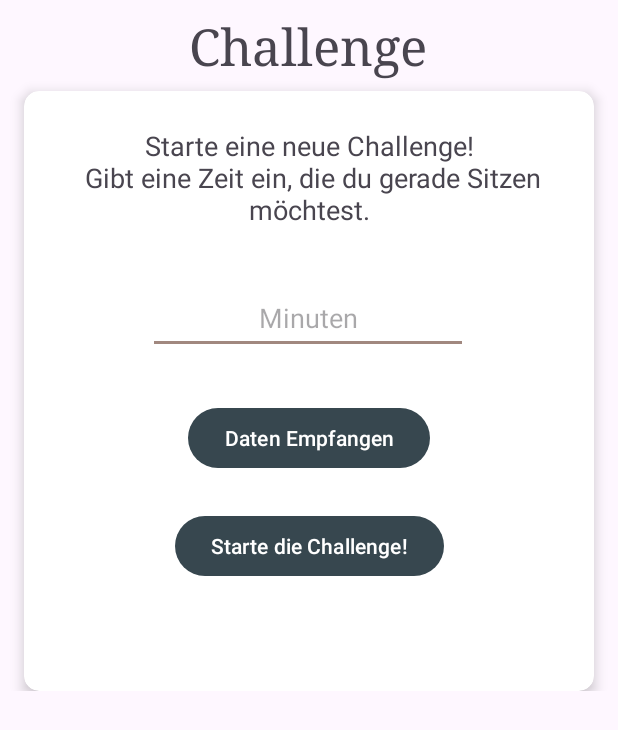
After one commit to AnnemarieKayser/MoveUpAppCode, an Android app: the layout fragment_exercise.xml on its own in the app's theme, with its tools: preview values and no code run, on a phone screen of 412 x 824 dp. The commit adds this screen. Shown: the top 730 px of the screen. Run offline under Robolectric (Android 15) with nearby library versions, the phone set to English and light mode, and no system bars.

Commit message:
Daten werden an neuem Tag aus Datenbank erst gelesen wenn bereits daten geschrieben wurden; Initialisierung ExerciseFragment + Challenges

```diff
--- /dev/null
+++ b/app/src/main/res/layout/fragment_exercise.xml
@@ -0,0 +1,100 @@
+<?xml version="1.0" encoding="utf-8"?>
+<ScrollView xmlns:android="http://schemas.android.com/apk/res/android"
+    xmlns:app="http://schemas.android.com/apk/res-auto"
+    xmlns:tools="http://schemas.android.com/tools"
+    android:layout_width="match_parent"
+    android:layout_height="match_parent"
+    tools:context=".ExerciseFragment">
+
+    <androidx.constraintlayout.widget.ConstraintLayout
+
+        android:layout_width="match_parent"
+        android:layout_height="wrap_content">
+
+    <androidx.cardview.widget.CardView
+        android:id="@+id/cardView"
+        android:layout_width="match_parent"
+        android:layout_height="400dp"
+        android:layout_marginStart="16dp"
+        android:layout_marginTop="8dp"
+        android:layout_marginEnd="16dp"
+        app:cardCornerRadius="10dp"
+        app:cardElevation="5dp"
+        app:layout_constraintEnd_toEndOf="parent"
+        app:layout_constraintHorizontal_bias="0.5"
+        app:layout_constraintStart_toStartOf="parent"
+        app:layout_constraintTop_toBottomOf="@+id/textViewChallenge">
+
+        <androidx.constraintlayout.widget.ConstraintLayout
+            android:layout_width="match_parent"
+            android:layout_height="match_parent">
+
+            <TextView
+                android:id="@+id/textViewStartChallenge"
+                android:layout_width="wrap_content"
+                android:layout_height="wrap_content"
+                android:layout_marginTop="24dp"
+                android:text="@string/tv_challenge"
+                android:textAlignment="center"
+                android:textSize="18sp"
+                app:layout_constraintEnd_toEndOf="parent"
+                app:layout_constraintHorizontal_bias="0.496"
+                app:layout_constraintStart_toStartOf="parent"
+                app:layout_constraintTop_toTopOf="parent" />
+
+            <Button
+                android:id="@+id/buttonStartChallenge"
+                android:layout_width="wrap_content"
+                android:layout_height="wrap_content"
+                android:layout_marginTop="24dp"
+                android:text="@string/btn_start_challenge"
+                app:layout_constraintEnd_toEndOf="parent"
+                app:layout_constraintStart_toStartOf="parent"
+                app:layout_constraintTop_toBottomOf="@+id/buttonGetData" />
+
+            <EditText
+                android:id="@+id/editTextChallengeTime"
+                android:layout_width="wrap_content"
+                android:layout_height="wrap_content"
+                android:layout_marginTop="36dp"
+                android:ems="10"
+                android:hint="@string/tv_hint_challenge"
+                android:inputType="number"
+                android:minHeight="48dp"
+                android:textAlignment="center"
+                app:layout_constraintEnd_toEndOf="parent"
+                app:layout_constraintHorizontal_bias="0.497"
+                app:layout_constraintStart_toStartOf="parent"
+                app:layout_constraintTop_toBottomOf="@+id/textViewStartChallenge" />
+
+            <Button
+                android:id="@+id/buttonGetData"
+                android:layout_width="wrap_content"
+                android:layout_height="wrap_content"
+                android:layout_marginTop="32dp"
+                android:text="@string/btn_get_data"
+                app:layout_constraintEnd_toEndOf="parent"
+                app:layout_constraintHorizontal_bias="0.5"
+                app:layout_constraintStart_toStartOf="parent"
+                app:layout_constraintTop_toBottomOf="@+id/editTextChallengeTime" />
+
+        </androidx.constraintlayout.widget.ConstraintLayout>
+    </androidx.cardview.widget.CardView>
+
+    <TextView
+        android:id="@+id/textViewChallenge"
+        android:layout_width="wrap_content"
+        android:layout_height="wrap_content"
+        android:layout_marginTop="8dp"
+        android:fontFamily="serif"
+        android:text="@string/tv_challenge_title"
+        android:textSize="34sp"
+        app:layout_constraintEnd_toEndOf="parent"
+        app:layout_constraintHorizontal_bias="0.498"
+        app:layout_constraintStart_toStartOf="parent"
+        app:layout_constraintTop_toTopOf="parent" />
+
+
+    </androidx.constraintlayout.widget.ConstraintLayout>
+
+</ScrollView>
--- a/app/src/main/res/navigation/nav_graph.xml
+++ b/app/src/main/res/navigation/nav_graph.xml
@@ -49,5 +49,10 @@
         android:name="com.example.moveup.ConfigFragment"
         android:label="Konfiguration"
         tools:layout="@layout/fragment_config" />
+    <fragment
+        android:id="@+id/navigation_exercise"
+        android:name="com.example.moveup.ExerciseFragment"
+        android:label="Challenges und Übungen"
+        tools:layout="@layout/fragment_exercise" />
 
 </navigation>
--- a/app/src/main/res/values/strings.xml
+++ b/app/src/main/res/values/strings.xml
@@ -90,5 +90,14 @@
     <string name="tv_data">Daten</string>
     <string name="alert_dialog_message_wifi">Für die Nutzung dieser App wird W-lan benötigt. Bitte verbinde dein Smartphone zunächst mit dem W-lan.</string>
     <string name="alert_dialog_title_reminder">Erinnerung:</string>
+    <string name="title_exercise"><![CDATA[Übungen & Challenges]]></string>
+    <string name="tv_challenge">Starte eine neue Challenge!\n Gibt eine Zeit ein, die du gerade Sitzen möchtest. </string>
+    <string name="btn_start_challenge">Starte die Challenge!</string>
+    <string name="tv_challenge_title">Challenge</string>
+    <string name="tv_hint_challenge">Minuten</string>
+    <string name="btn_stop_challenge">Beende die Challenge</string>
+    <string name="title_alert_challenge">Challenge</string>
+    <string name="message_alert_dialog_challenge">Sie haben die Challenge geschafft!</string>
+    <string name="btn_get_data">Daten Empfangen</string>
 
 </resources>
```
Also changed, not shown: app/src/debug/res/drawable-anydpi/ic_exercise.xml (added, +16 -0 lines), app/src/main/java/com/example/moveup/BasicViewModel.kt (+26 -1 lines), app/src/main/java/com/example/moveup/ExerciseFragment.kt (added, +257 -0 lines), app/src/main/java/com/example/moveup/GraphFragment.kt (+8 -5 lines), app/src/main/java/com/example/moveup/HomeFragment.kt (+8 -0 lines), app/src/main/java/com/example/moveup/MainActivity.kt (+7 -1 lines), app/src/main/res/menu/bottom_nav_menu.xml (+7 -1 lines), app/src/debug/res/drawable-hdpi/ic_exercise.png (added), app/src/debug/res/drawable-mdpi/ic_exercise.png (added), app/src/debug/res/drawable-xhdpi/ic_exercise.png (added), app/src/debug/res/drawable-xxhdpi/ic_exercise.png (added), 2 other files.
